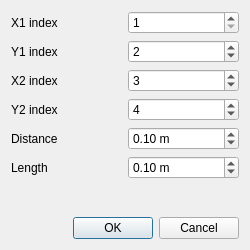
Kuszki/EW-Database, file harmonizedialog.ui: the form before one commit.
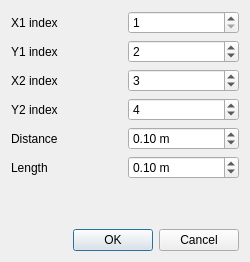
The form after the commit. Icons and pictures are not drawn.

```diff
--- a/harmonizedialog.ui
+++ b/harmonizedialog.ui
@@ -7,7 +7,7 @@
     <x>0</x>
     <y>0</y>
     <width>250</width>
-    <height>250</height>
+    <height>262</height>
    </rect>
   </property>
   <property name="windowTitle">
```
Left out of the diff: 3 changed lines with no effect on the pictures.
